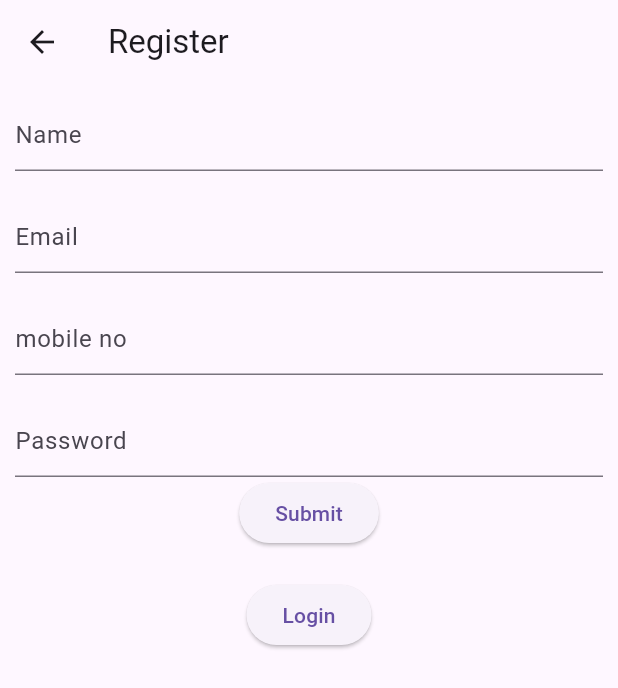
After one commit to maynul-soft/firbase-google_map, a Flutter app: the screen it shows after launch, after a tap on "Register", on a phone screen of 412 x 824 dp. The commit adds this screen. Shown: the top 688 px of the screen. Run offline on Flutter 3.47's test engine with Material 3 defaults, Android fonts, the phone set to English and light mode, and no system bars; our stand-ins replace cloud_firestore, firebase_core, logger, shared_preferences; accounts and stored records are empty.

Commit message:
before home screen optimization

```diff
--- /dev/null
+++ b/lib/full_user_app_system_with_firebase/data/model/user_detail_model.dart
@@ -0,0 +1,21 @@
+import 'package:learn_firebase_database/full_user_app_system_with_firebase/utils/all_key.dart';
+
+class UserDetailsModel{
+  final String name;
+  final String email;
+  final String mobileNo;
+  final String password;
+
+  UserDetailsModel({required this.name, required this.email, required this.mobileNo, required this.password});
+
+  factory UserDetailsModel.fromFirebase(Map<String, dynamic>firebaseResponse){
+    return UserDetailsModel(
+        name: firebaseResponse[AllKey.name],
+        email: firebaseResponse[AllKey.email],
+        mobileNo: firebaseResponse[AllKey.mobileNumber],
+        password: firebaseResponse[AllKey.password]
+    );
+  }
+
+
+}
--- /dev/null
+++ b/lib/full_user_app_system_with_firebase/ui/controller/auth_controller.dart
@@ -0,0 +1,48 @@
+import 'dart:convert';
+
+import 'package:learn_firebase_database/full_user_app_system_with_firebase/data/model/user_detail_model.dart';
+import 'package:learn_firebase_database/full_user_app_system_with_firebase/utils/all_key.dart';
+import 'package:logger/logger.dart';
+import 'package:shared_preferences/shared_preferences.dart';
+
+class AuthController{
+  static  String? email;
+  static  String? name;
+  static UserDetailsModel? userInfo;
+
+
+  static final String saveDataKey = 'userInfoMap';
+
+ static Future<void> setUserInformation(Map<String,dynamic> userInformation )async{
+   SharedPreferences preferences = await SharedPreferences.getInstance();
+   Logger().e(userInformation);
+   String userInformationText = jsonEncode(userInformation);
+   preferences.setString(saveDataKey, userInformationText);
+
+   email = userInformation[AllKey.email];
+   name = userInformation[AllKey.name];
+ }
+
+  static Future<void> getUserInformation()async{
+    SharedPreferences preferences = await SharedPreferences.getInstance();
+
+    String? userInformationString = preferences.getString(saveDataKey);
+
+    if(userInformationString != null){
+      Map<String,dynamic> userInformation = jsonDecode(userInformationString);
+      UserDetailsModel userDetailsModel = UserDetailsModel.fromFirebase(userInformation);
+      email = userDetailsModel.email;
+      name = userDetailsModel.name;
+      userInfo = userDetailsModel;
+
+    }
+  }
+
+  Future<void>clearAllInformation()async{
+   SharedPreferences preferences = await SharedPreferences.getInstance();
+   preferences.clear();
+   email = null;
+   name = null;
+
+  }
+}
--- /dev/null
+++ b/lib/full_user_app_system_with_firebase/ui/screens/register_screen.dart
@@ -0,0 +1,131 @@
+import 'package:cloud_firestore/cloud_firestore.dart';
+import 'package:flutter/material.dart';
+import 'package:learn_firebase_database/full_user_app_system_with_firebase/utils/all_key.dart';
+import '../widgets/pop_up_message.dart';
+
+class RegisterScreen extends StatefulWidget {
+  const RegisterScreen({super.key});
+
+  @override
+  State<RegisterScreen> createState() => _RegisterScreenState();
+}
+
+class _RegisterScreenState extends State<RegisterScreen> {
+  final TextEditingController _nameTEController = TextEditingController();
+  final TextEditingController _emailTEController = TextEditingController();
+  final TextEditingController _mobileTEController = TextEditingController();
+  final TextEditingController _passwordTEController = TextEditingController();
+
+  FirebaseFirestore db = FirebaseFirestore.instance;
+
+  bool isLoading = false;
+
+  @override
+  Widget build(BuildContext context) {
+    return Scaffold(
+      appBar: AppBar(title: Text('Register')),
+      body: Padding(
+        padding: EdgeInsets.all(10),
+        child: Column(
+          children: [
+            TextFormField(
+              controller: _nameTEController,
+              decoration: InputDecoration(hintText: 'Name'),
+            ),
+            SizedBox(height: 20),
+            TextFormField(
+              controller: _emailTEController,
+              decoration: InputDecoration(hintText: 'Email'),
+            ),
+            SizedBox(height: 20),
+            TextFormField(
+              controller: _mobileTEController,
+              decoration: InputDecoration(hintText: 'mobile no'),
+            ),
+            SizedBox(height: 20),
+            TextFormField(
+              controller: _passwordTEController,
+              decoration: InputDecoration(hintText: 'Password'),
+            ),
+            ElevatedButton(
+              onPressed: () {
+                registerUser();
+              },
+              child: Visibility(
+                visible: isLoading == false,
+                replacement: Center(child: CircularProgressIndicator()),
+                child: Text('Submit'),
+              ),
+            ),
+            SizedBox(height: 20),
+            ElevatedButton(
+              onPressed: () {
+                Navigator.pop(context);
+              },
+              child: Text('Login'),
+            ),
+          ],
+        ),
+      ),
+    );
+  }
+
+  Future<void> registerUser() async {
+    isLoading = true;
+    setState(() {});
+    final userManagement = db.collection(AllKey.collection);
+
+    String email = _emailTEController.text;
+
+    Map<String, dynamic> userInformation = {
+      AllKey.name: _nameTEController.text,
+      AllKey.email: _emailTEController.text,
+      AllKey.mobileNumber: _mobileTEController.text,
+      AllKey.password: _passwordTEController.text,
+    };
+
+    final isMailAlreadyRegistered =
+        await db.collection(AllKey.collection).doc(email).get();
+    final createAllFieldOnDatabaseForNewUser = userManagement
+        .doc(email)
+        .collection(AllKey.serviceCollection)
+        .doc(AllKey.newDocsInUserPanel);
+
+    if (isMailAlreadyRegistered.exists) {
+      if (!mounted) return;
+      showPopUp(
+        context,
+        message: 'This Mail is already registered try with different mail',
+      );
+    } else {
+      try {
+        await userManagement.doc(email).set({AllKey.userDetailsKey:userInformation});
+        createAllFieldOnDatabaseForNewUser.set({});
+        clearAllTextField();
+        if (!mounted) return;
+        showPopUp(context, message: 'Registration Successfully');
+      } catch (e) {
+        if (!mounted) return;
+        showPopUp(context, message: e.toString());
+      }
+    }
+    isLoading = false;
+    setState(() {});
+  }
+
+  clearAllTextField(){
+    _nameTEController.clear();
+    _emailTEController.clear();
+    _mobileTEController.clear();
+    _passwordTEController.clear();
+  }
+
+  @override
+  void dispose() {
+    _nameTEController.dispose();
+    _emailTEController.dispose();
+    _passwordTEController.dispose();
+    _mobileTEController.dispose();
+    super.dispose();
+  }
+}
--- /dev/null
+++ b/lib/full_user_app_system_with_firebase/ui/screens/user_login.dart
@@ -0,0 +1,114 @@
+import 'package:cloud_firestore/cloud_firestore.dart';
+import 'package:flutter/cupertino.dart';
+import 'package:flutter/material.dart';
+import 'package:learn_firebase_database/full_user_app_system_with_firebase/data/model/user_detail_model.dart';
+import 'package:learn_firebase_database/full_user_app_system_with_firebase/ui/controller/auth_controller.dart';
+import 'package:learn_firebase_database/full_user_app_system_with_firebase/ui/screens/home_screen.dart';
+import 'package:learn_firebase_database/full_user_app_system_with_firebase/ui/screens/register_screen.dart';
+import 'package:learn_firebase_database/full_user_app_system_with_firebase/utils/all_key.dart';
+
+import '../widgets/pop_up_message.dart';
+
+class UserLogin extends StatefulWidget {
+  const UserLogin({super.key});
+
+  @override
+  State<UserLogin> createState() => _UserLoginState();
+}
+
+class _UserLoginState extends State<UserLogin> {
+  final TextEditingController _emailTEController = TextEditingController();
+  final TextEditingController _passwordTEController = TextEditingController();
+
+  FirebaseFirestore db = FirebaseFirestore.instance;
+
+  @override
+  Widget build(BuildContext context) {
+    return Scaffold(
+      appBar: AppBar(title: Text('Log In')),
+      body: SingleChildScrollView(
+        child: Padding(
+          padding: const EdgeInsets.all(10),
+          child: Column(
+            children: [
+              TextFormField(
+                controller: _emailTEController,
+                  decoration: InputDecoration(hintText: 'Email')),
+              SizedBox(height: 20),
+              TextFormField(
+                  controller: _passwordTEController,
+                  decoration: InputDecoration(hintText: 'Password')),
+              SizedBox(height: 20),
+              ElevatedButton(
+                onPressed: () {
+                  userLogIn();
+                },
+                child: Text('Login'),
+              ),
+              SizedBox(height: 20),
+              TextButton(
+                onPressed: () {
+                  Navigator.push(
+                    context,
+                    MaterialPageRoute(
+                      builder: (BuildContext context) => RegisterScreen(),
+                    ),
+                  );
+                },
+                child: Text('Register'),
+              ),
+            ],
+          ),
+        ),
+      ),
+    );
+  }
+
+  Future<void> userLogIn() async {
+    final userManagement = db.collection(AllKey.collection);
+
+    String email = _emailTEController.text;
+    String password = _passwordTEController.text;
+
+    final hasUser = await db.collection(AllKey.collection).doc(email).get();
+
+    debugPrint('User email: $email');
+    debugPrint('User data: $hasUser');
+
+
+    if (!hasUser.exists) {
+      if(!mounted)return;
+      showPopUp(context, message: 'No user Found');
+    } else {
+      final userData = hasUser.data();
+      final profileInformation = userData![AllKey.userDetailsKey];
+
+      UserDetailsModel userDetailsModel = UserDetailsModel.fromFirebase(
+        profileInformation,
+      );
+
+      await AuthController.setUserInformation(profileInformation);
+
+
+      if (email == userDetailsModel.email &&
+          password == userDetailsModel.password) {
+        if (!mounted) return;
+        debugPrint('ashse');
+        Navigator.push(
+          context,
+          MaterialPageRoute(builder: (BuildContext context) => HomeScreen()),
+        );
+      } else {
+        if (!mounted) return;
+        showPopUp(context, message: 'Wrong user credentials');
+      }
+    }
+  }
+
+  @override
+  void dispose() {
+    _emailTEController.dispose();
+    _passwordTEController.dispose();
+    super.dispose();
+  }
+}
--- /dev/null
+++ b/lib/full_user_app_system_with_firebase/utils/all_key.dart
@@ -0,0 +1,11 @@
+class AllKey{
+
+  static final String collection = 'user_management';
+  static final String serviceCollection = 'service';
+  static final String newDocsInUserPanel = 'new';
+  static final String userDetailsKey = 'userInformation';
+  static final String name = 'name';
+  static final String email = 'email';
+  static final String mobileNumber = 'mobile_no';
+  static final String password = 'psw';
+}
--- a/lib/main.dart
+++ b/lib/main.dart
@@ -2,8 +2,8 @@ import 'package:firebase_core/firebase_core.dart';
 import 'package:flutter/material.dart';
 import 'package:cloud_firestore/cloud_firestore.dart';
 import 'package:learn_firebase_database/live_score_model.dart';
-import 'firebase_firestore_practice_without_streambuilder.dart';
 import 'firebase_options.dart';
+import 'full_user_app_system_with_firebase/ui/screens/user_login.dart';
 
 void main() async {
   WidgetsFlutterBinding.ensureInitialized();
@@ -17,7 +17,7 @@ class MyApp extends StatelessWidget {
 
   @override
   Widget build(BuildContext context) {
-    return MaterialApp(debugShowCheckedModeBanner: false, home: FirebaseFireStorePracticeWithoutStreambuilder());
+    return MaterialApp(debugShowCheckedModeBanner: false, home: UserLogin());
   }
 }
 
--- a/pubspec.yaml
+++ b/pubspec.yaml
@@ -36,6 +36,8 @@ dependencies:
   cupertino_icons: ^1.0.8
   firebase_core: ^3.13.0
   cloud_firestore: ^5.6.7
+  shared_preferences: ^2.5.3
+  logger: ^2.5.0
 
 
 dev_dependencies:
```
Also changed, not shown: lib/full_user_app_system_with_firebase/ui/screens/home_screen.dart (added, +45 -0 lines), lib/full_user_app_system_with_firebase/ui/widgets/pop_up_message.dart (added, +7 -0 lines), pubspec.lock, 1 other file.
